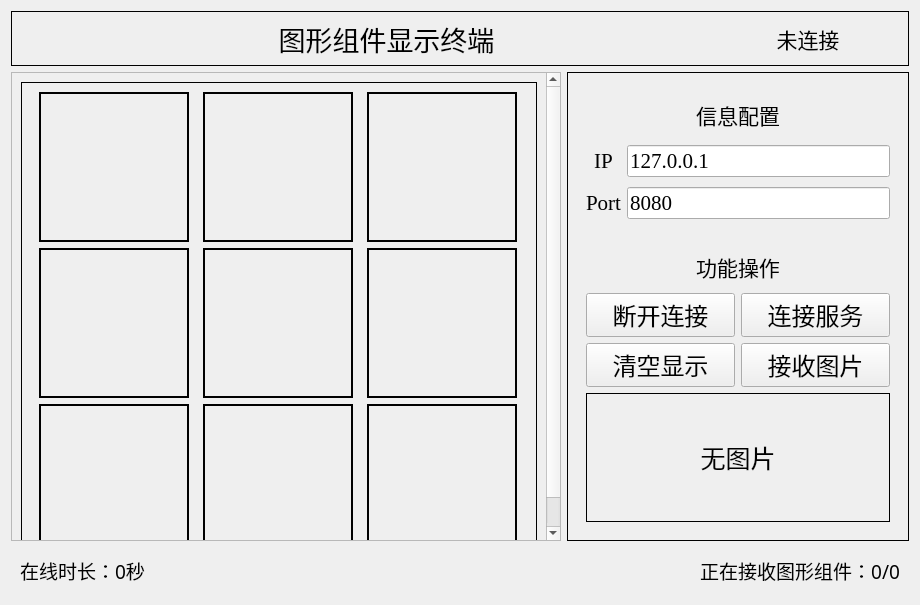
The window that widget.ui (DavidingPlus/graphics-display-terminal) describes before a commit, drawn with Qt 5.
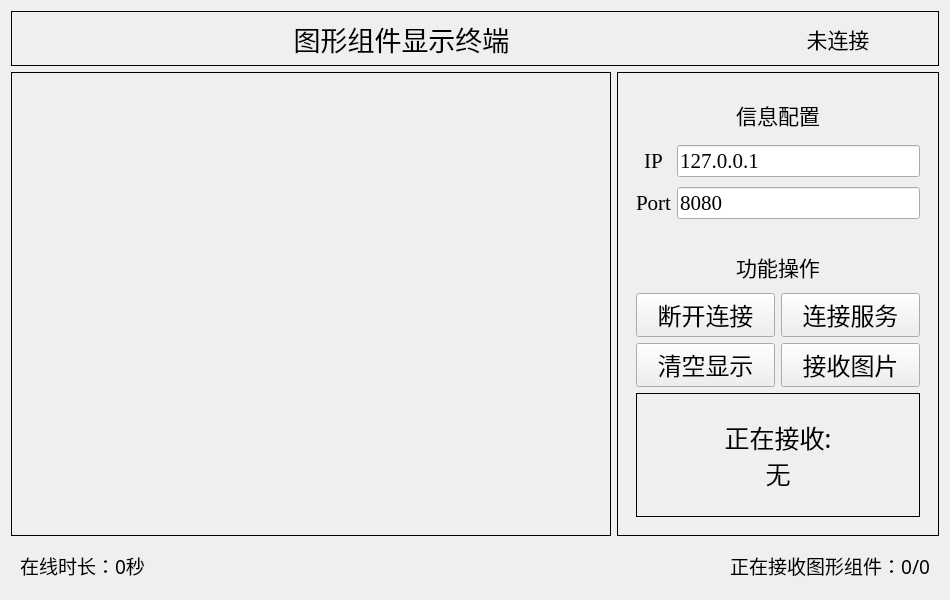
The same window after the commit. Icons and pictures are not drawn.

Diff of the .ui file:
```diff
--- a/widget.ui
+++ b/widget.ui
@@ -6,8 +6,8 @@
    <rect>
     <x>0</x>
     <y>0</y>
-    <width>920</width>
-    <height>605</height>
+    <width>950</width>
+    <height>600</height>
    </rect>
   </property>
   <property name="sizePolicy">
@@ -375,7 +375,8 @@
             <enum>QFrame::Box</enum>
            </property>
            <property name="text">
-            <string>无图片</string>
+            <string>正在接收:
+无</string>
            </property>
            <property name="alignment">
             <set>Qt::AlignCenter</set>
@@ -392,10 +393,16 @@
     <widget class="QScrollArea" name="picScrollArea">
      <property name="minimumSize">
       <size>
-       <width>550</width>
+       <width>600</width>
        <height>450</height>
       </size>
      </property>
+     <property name="frameShape">
+      <enum>QFrame::Box</enum>
+     </property>
+     <property name="frameShadow">
+      <enum>QFrame::Plain</enum>
+     </property>
      <property name="widgetResizable">
       <bool>true</bool>
      </property>
@@ -404,8 +411,8 @@
        <rect>
         <x>0</x>
         <y>0</y>
-        <width>527</width>
-        <height>500</height>
+        <width>598</width>
+        <height>473</height>
        </rect>
       </property>
       <layout class="QGridLayout" name="gridLayout_4">
@@ -418,316 +425,8 @@
           </size>
          </property>
          <property name="frameShape">
-          <enum>QFrame::Box</enum>
+          <enum>QFrame::NoFrame</enum>
          </property>
-         <layout class="QGridLayout" name="gridLayout_6">
-          <item row="0" column="0">
-           <widget class="QLabel" name="picLabel">
-            <property name="enabled">
-             <bool>true</bool>
-            </property>
-            <property name="sizePolicy">
-             <sizepolicy hsizetype="Fixed" vsizetype="Fixed">
-              <horstretch>0</horstretch>
-              <verstretch>0</verstretch>
-             </sizepolicy>
-            </property>
-            <property name="minimumSize">
-             <size>
-              <width>150</width>
-              <height>150</height>
-             </size>
-            </property>
-            <property name="maximumSize">
-             <size>
-              <width>150</width>
-              <height>150</height>
-             </size>
-            </property>
-            <property name="frameShape">
-             <enum>QFrame::WinPanel</enum>
-            </property>
-            <property name="frameShadow">
-             <enum>QFrame::Plain</enum>
-            </property>
-            <property name="text">
-             <string/>
-            </property>
-           </widget>
-          </item>
-          <item row="0" column="1">
-           <widget class="QLabel" name="picLabel_2">
-            <property name="enabled">
-             <bool>true</bool>
-            </property>
-            <property name="sizePolicy">
-             <sizepolicy hsizetype="Fixed" vsizetype="Fixed">
-              <horstretch>0</horstretch>
-              <verstretch>0</verstretch>
-             </sizepolicy>
-            </property>
-            <property name="minimumSize">
-             <size>
-              <width>150</width>
-              <height>150</height>
-             </size>
-            </property>
-            <property name="maximumSize">
-             <size>
-              <width>150</width>
-              <height>150</height>
-             </size>
-            </property>
-            <property name="frameShape">
-             <enum>QFrame::WinPanel</enum>
-            </property>
-            <property name="frameShadow">
-             <enum>QFrame::Plain</enum>
-            </property>
-            <property name="text">
-             <string/>
-            </property>
-           </widget>
-          </item>
-          <item row="0" column="2">
-           <widget class="QLabel" name="picLabel_3">
-            <property name="enabled">
-             <bool>true</bool>
-            </property>
-            <property name="sizePolicy">
-             <sizepolicy hsizetype="Fixed" vsizetype="Fixed">
-              <horstretch>0</horstretch>
-              <verstretch>0</verstretch>
-             </sizepolicy>
-            </property>
-            <property name="minimumSize">
-             <size>
-              <width>150</width>
-              <height>150</height>
-             </size>
-            </property>
-            <property name="maximumSize">
-             <size>
-              <width>150</width>
-              <height>150</height>
-             </size>
-            </property>
-            <property name="frameShape">
-             <enum>QFrame::WinPanel</enum>
-            </property>
-            <property name="frameShadow">
-             <enum>QFrame::Plain</enum>
-            </property>
-            <property name="text">
-             <string/>
-            </property>
-           </widget>
-          </item>
-          <item row="1" column="0">
-           <widget class="QLabel" name="picLabel_4">
-            <property name="enabled">
-             <bool>true</bool>
-            </property>
-            <property name="sizePolicy">
-             <sizepolicy hsizetype="Fixed" vsizetype="Fixed">
-              <horstretch>0</horstretch>
-              <verstretch>0</verstretch>
-             </sizepolicy>
-            </property>
-            <property name="minimumSize">
-             <size>
-              <width>150</width>
-              <height>150</height>
-             </size>
-            </property>
-            <property name="maximumSize">
-             <size>
-              <width>150</width>
-              <height>150</height>
-             </size>
-            </property>
-            <property name="frameShape">
-             <enum>QFrame::WinPanel</enum>
-            </property>
-            <property name="frameShadow">
-             <enum>QFrame::Plain</enum>
-            </property>
-            <property name="text">
-             <string/>
-            </property>
-           </widget>
-          </item>
-          <item row="1" column="1">
-           <widget class="QLabel" name="picLabel_5">
-            <property name="enabled">
-             <bool>true</bool>
-            </property>
-            <property name="sizePolicy">
-             <sizepolicy hsizetype="Fixed" vsizetype="Fixed">
-              <horstretch>0</horstretch>
-              <verstretch>0</verstretch>
-             </sizepolicy>
-            </property>
-            <property name="minimumSize">
-             <size>
-              <width>150</width>
-              <height>150</height>
-             </size>
-            </property>
-            <property name="maximumSize">
-             <size>
-              <width>150</width>
-              <height>150</height>
-             </size>
-            </property>
-            <property name="frameShape">
-             <enum>QFrame::WinPanel</enum>
-            </property>
-            <property name="frameShadow">
-             <enum>QFrame::Plain</enum>
-            </property>
-            <property name="text">
-             <string/>
-            </property>
-           </widget>
-          </item>
-          <item row="1" column="2">
-           <widget class="QLabel" name="picLabel_6">
-            <property name="enabled">
-             <bool>true</bool>
-            </property>
-            <property name="sizePolicy">
-             <sizepolicy hsizetype="Fixed" vsizetype="Fixed">
-              <horstretch>0</horstretch>
-              <verstretch>0</verstretch>
-             </sizepolicy>
-            </property>
-            <property name="minimumSize">
-             <size>
-              <width>150</width>
-              <height>150</height>
-             </size>
-            </property>
-            <property name="maximumSize">
-             <size>
-              <width>150</width>
-              <height>150</height>
-             </size>
-            </property>
-            <property name="frameShape">
-             <enum>QFrame::WinPanel</enum>
-            </property>
-            <property name="frameShadow">
-             <enum>QFrame::Plain</enum>
-            </property>
-            <property name="text">
-             <string/>
-            </property>
-           </widget>
-          </item>
-          <item row="2" column="0">
-           <widget class="QLabel" name="picLabel_7">
-            <property name="enabled">
-             <bool>true</bool>
-            </property>
-            <property name="sizePolicy">
-             <sizepolicy hsizetype="Fixed" vsizetype="Fixed">
-              <horstretch>0</horstretch>
-              <verstretch>0</verstretch>
-             </sizepolicy>
-            </property>
-            <property name="minimumSize">
-             <size>
-              <width>150</width>
-              <height>150</height>
-             </size>
-            </property>
-            <property name="maximumSize">
-             <size>
-              <width>150</width>
-              <height>150</height>
-             </size>
-            </property>
-            <property name="frameShape">
-             <enum>QFrame::WinPanel</enum>
-            </property>
-            <property name="frameShadow">
-             <enum>QFrame::Plain</enum>
-            </property>
-            <property name="text">
-             <string/>
-            </property>
-           </widget>
-          </item>
-          <item row="2" column="1">
-           <widget class="QLabel" name="picLabel_8">
-            <property name="enabled">
-             <bool>true</bool>
-            </property>
-            <property name="sizePolicy">
-             <sizepolicy hsizetype="Fixed" vsizetype="Fixed">
-              <horstretch>0</horstretch>
-              <verstretch>0</verstretch>
-             </sizepolicy>
-            </property>
-            <property name="minimumSize">
-             <size>
-              <width>150</width>
-              <height>150</height>
-             </size>
-            </property>
-            <property name="maximumSize">
-             <size>
-              <width>150</width>
-              <height>150</height>
-             </size>
-            </property>
-            <property name="frameShape">
-             <enum>QFrame::WinPanel</enum>
-            </property>
-            <property name="frameShadow">
-             <enum>QFrame::Plain</enum>
-            </property>
-            <property name="text">
-             <string/>
-            </property>
-           </widget>
-          </item>
-          <item row="2" column="2">
-           <widget class="QLabel" name="picLabel_9">
-            <property name="enabled">
-             <bool>true</bool>
-            </property>
-            <property name="sizePolicy">
-             <sizepolicy hsizetype="Fixed" vsizetype="Fixed">
-              <horstretch>0</horstretch>
-              <verstretch>0</verstretch>
-             </sizepolicy>
-            </property>
-            <property name="minimumSize">
-             <size>
-              <width>150</width>
-              <height>150</height>
-             </size>
-            </property>
-            <property name="maximumSize">
-             <size>
-              <width>150</width>
-              <height>150</height>
-             </size>
-            </property>
-            <property name="frameShape">
-             <enum>QFrame::WinPanel</enum>
-            </property>
-            <property name="frameShadow">
-             <enum>QFrame::Plain</enum>
-            </property>
-            <property name="text">
-             <string/>
-            </property>
-           </widget>
-          </item>
-         </layout>
         </widget>
        </item>
       </layout>
```
